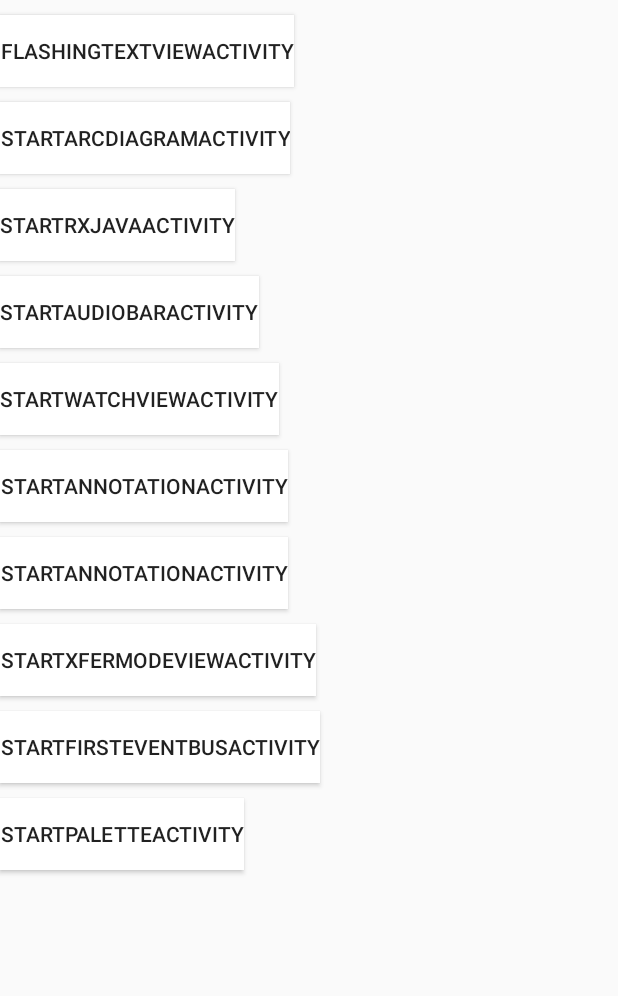
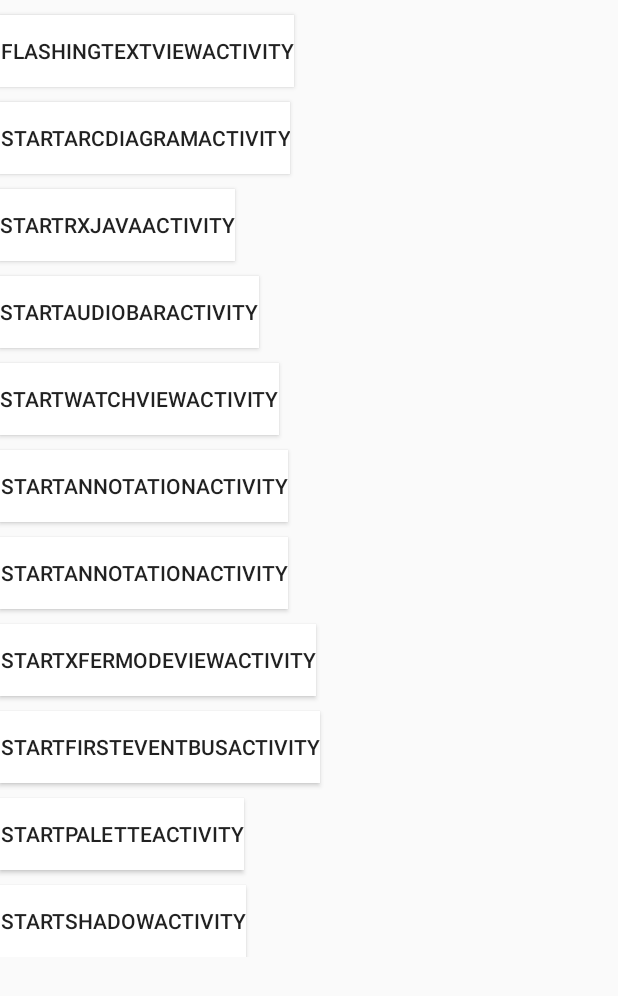
Before and after one commit to jidishengguang123/AndroidDemo, an Android app: the screen it shows after launch (MainActivity), on a phone screen of 412 x 824 dp. Shown: the top 996 px of the screen. Run offline under Robolectric (Android 15) with nearby library versions, the phone set to English and light mode, and no system bars.

Commit message:
通过evelation和translationZ实现阴影效果

```diff
--- a/app/src/main/AndroidManifest.xml
+++ b/app/src/main/AndroidManifest.xml
@@ -72,6 +72,8 @@
         </activity>
         <activity android:name=".activity.PaletteActivtiy">
         </activity>
+        <activity android:name=".activity.ShadowActivity">
+        </activity>
     </application>
 
 </manifest>
--- a/app/src/main/java/com/jeck/demo/activity/MainActivity.java
+++ b/app/src/main/java/com/jeck/demo/activity/MainActivity.java
@@ -59,4 +59,9 @@ public class MainActivity extends AppCompatActivity {
         Intent intent = new Intent(this,PaletteActivtiy.class);
         startActivity(intent);
     }
+
+    public void startShadowActivity(View view){
+        Intent intent = new Intent(this,ShadowActivity.class);
+        startActivity(intent);
+    }
 }
--- a/app/src/main/res/layout/activity_main.xml
+++ b/app/src/main/res/layout/activity_main.xml
@@ -6,6 +6,14 @@
     android:layout_height="match_parent"
     android:orientation="vertical"
     tools:context=".activity.MainActivity">
+
+    <ScrollView
+        android:layout_width="match_parent"
+        android:layout_height="match_parent">
+        <LinearLayout
+            android:layout_width="match_parent"
+            android:layout_height="match_parent"
+            android:orientation="vertical">
 
             <Button
                 android:layout_width="wrap_content"
@@ -87,4 +95,17 @@
                 android:onClick="startPaletteActivity"
                 android:text="startPaletteActivity"/>
 
+            <Button
+                android:layout_width="wrap_content"
+                android:layout_height="wrap_content"
+                android:layout_marginTop="10dp"
+                android:background="@drawable/button_select_bg"
+                android:onClick="startShadowActivity"
+                android:text="startShadowActivity"/>
+
         </LinearLayout>
+    </ScrollView>
+
+
+
+</LinearLayout>
```
Also changed, not shown: app/src/main/java/com/jeck/demo/activity/ShadowActivity.java (added, +32 -0 lines), app/src/main/res/layout/activity_shadow.xml (added, +41 -0 lines). Lines whose indentation alone changed are shown as unchanged.
